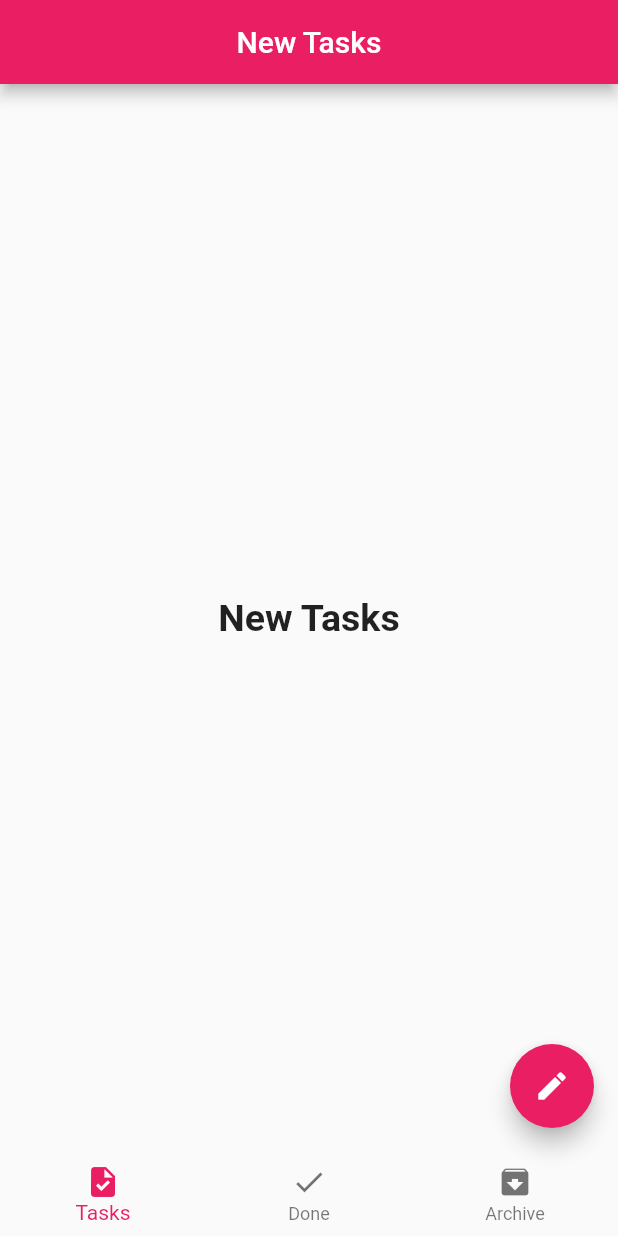
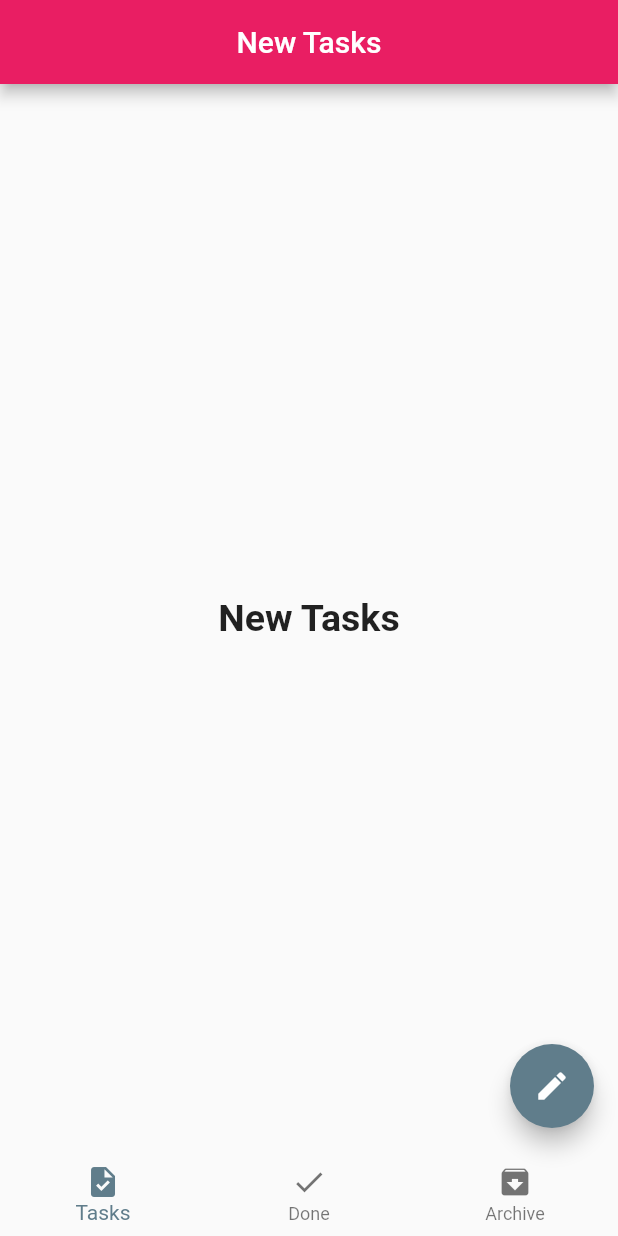
Before and after one commit to mahmoudradwan11/TODO-, a Flutter app: the screen it shows after launch, on a phone screen of 412 x 824 dp. Run offline on Flutter 3.47's test engine with Material 2 defaults, Android fonts, the phone set to English and light mode, and no system bars; our stand-ins replace bloc, flutter_bloc, sqflite; accounts and stored records are empty.

Commit message:
version 2

```diff
--- a/lib/main.dart
+++ b/lib/main.dart
@@ -15,7 +15,7 @@ class MyApp extends StatelessWidget
       title: 'Tasks',
       debugShowCheckedModeBanner: false,
        theme: ThemeData(
-        primarySwatch:Colors.pink,
+        primarySwatch:Colors.blueGrey,
         //primaryColor: Colors.black,
        ),
       home:HomeScreen(),
```
